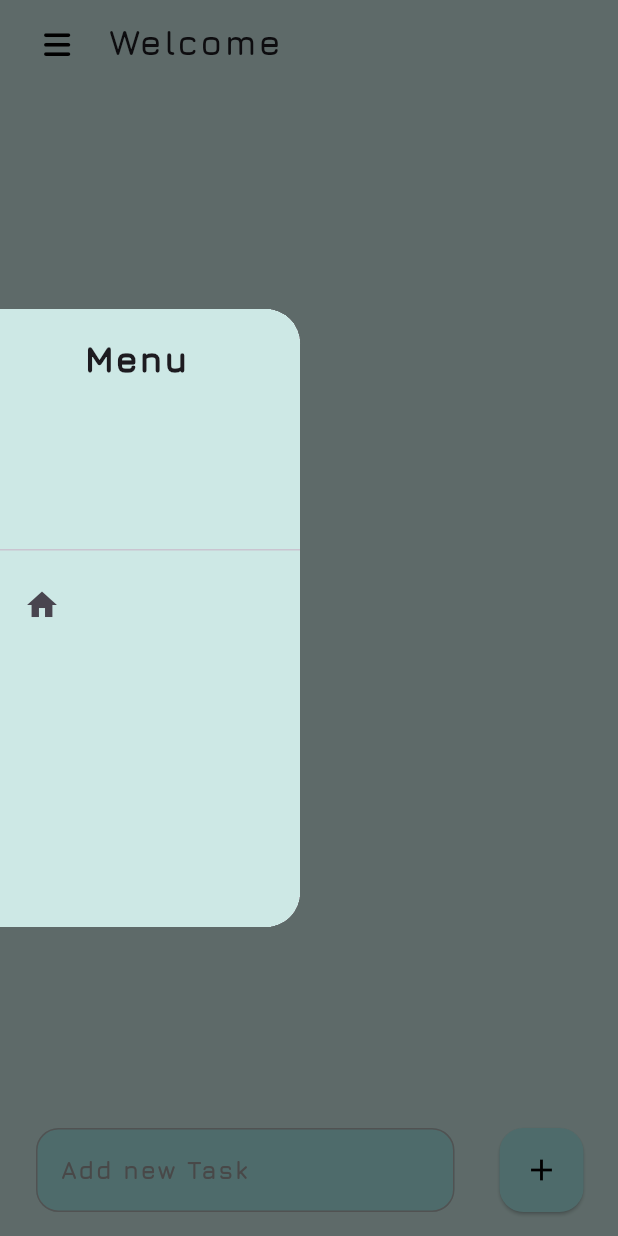
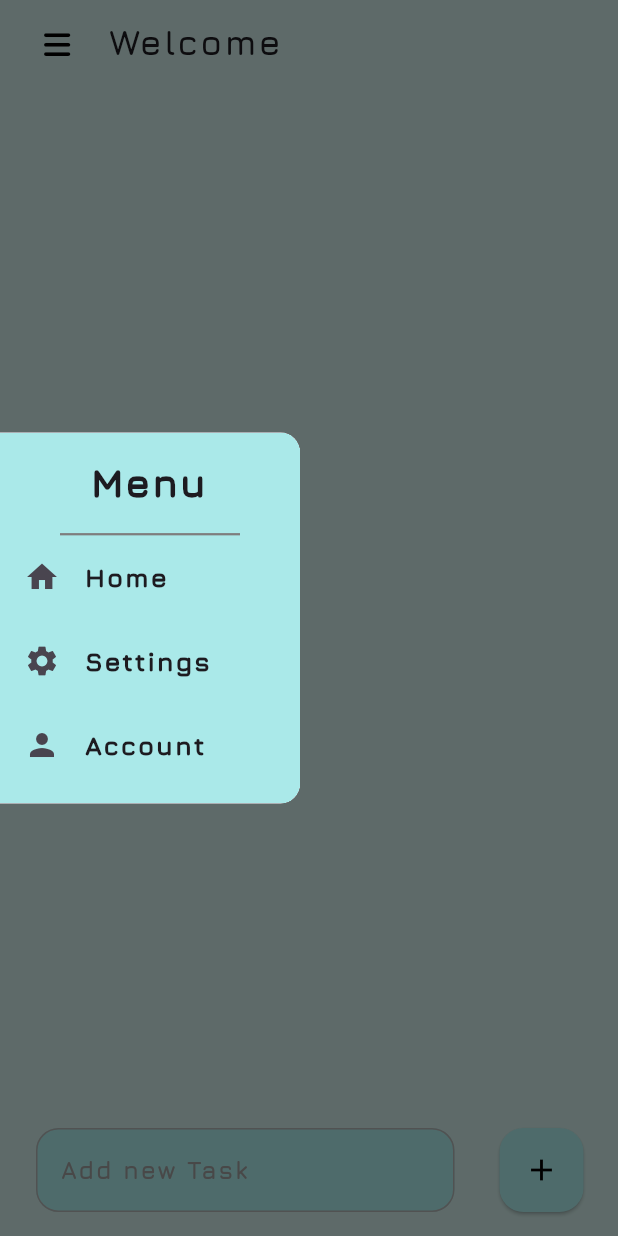
Before and after one commit to Binada-SH/To_Do_Application, a Flutter app: the screen it shows after launch, with the side drawer open, on a phone screen of 412 x 824 dp. Run offline on Flutter 3.47's test engine with Material 3 defaults, Android fonts, the light colour scheme and no system bars; our stand-ins replace flutter_local_notifications, flutter_slidable, font_awesome_flutter, timezone.

Commit message:
Menu drawer Ui header padding removal

```diff
--- a/lib/pages/widgets/menu_drawer.dart
+++ b/lib/pages/widgets/menu_drawer.dart
@@ -1,75 +1,35 @@
 import 'package:flutter/material.dart';
 
 class menuDrawer extends StatelessWidget {
-  const menuDrawer ({super.key});
+  const menuDrawer({super.key});
 
   @override
   Widget build(BuildContext context) {
+    // Get the screen height
     final screenHeight = MediaQuery.of(context).size.height;
-    final draweHeight = screenHeight *0.5;
+
+    // Set the drawer to be 70% of the screen height or any other value you prefer
+    final drawerHeight = screenHeight * 0.3;
 
     return SizedBox(
-      height: draweHeight,
+      height: drawerHeight, // Adjust this value as needed
       child: Drawer(
         width: 200,
         shape: const RoundedRectangleBorder(
-          borderRadius: BorderRadius.only(
-            topRight: Radius.circular(23),
-            bottomRight: Radius.circular(23)
-            ),
-        ),
-
-        child: Container(
-          color: Color(0xFFCDE8E5),
-          child: ListView(
-            padding: EdgeInsets.zero,
-            children: [
-              const DrawerHeader(
-                decoration: BoxDecoration(
-                  color: Color(0xFFCDE8E5),
-                ),
-                child: Padding(
-                  padding: EdgeInsets.only(left: 40),
-                  child: Text(
-                    'Menu',
-                    style: TextStyle(
-                      fontFamily: 'Jura',
-                      fontSize: 23,
-                      fontWeight: FontWeight.w900,
-                      letterSpacing: 1.3,
-                    ),
-                  ),
-                ),
-              ),
-              const ListTile(
-                leading: Icon(Icons.home),
-              )
-            ],
-          ),
-        ),
-
-      ),
-    );
-    return Drawer(
-      width: 200,
-      shape: RoundedRectangleBorder(
           borderRadius: BorderRadius.only(
             topRight: Radius.circular(13),
             bottomRight: Radius.circular(13)
           )
         ),
         child: Container(
-        color: Color(0xFFAAE9E9),
-        child: ListView(
-          padding: EdgeInsets.zero,
+          color: const Color(0xFFAAE9E9),
+          child: Column(
             children: [
-            const DrawerHeader(
-              decoration: BoxDecoration(
-                color: Color(0xFFAAE9E9),
-                ),
-                child: Padding(
-                  padding: EdgeInsets.only(top: 43, left: 40),
-                  child: Text (
+              Container(
+                color: const Color(0xFFAAE9E9),
+                padding: const EdgeInsets.only(top: 15, left: 60, bottom: 15),
+                alignment: Alignment.centerLeft,
+                child: const Text(
                   'Menu',
                   style: TextStyle(
                     fontFamily: 'Jura',
@@ -79,8 +39,18 @@ class menuDrawer extends StatelessWidget {
                   ),
                 ),
               ),
+              Center(
+                child: Container(
+                  width: 120,
+                  height: 1.5,
+                  color: Color.fromARGB(255, 126, 126, 126),
                 ),
-              ListTile (
+              ),
+              Expanded(
+                child: ListView(
+                  padding: EdgeInsets.zero,
+                  children: const [
+                    ListTile(
                       leading: Icon(
                         Icons.home,
                       ),
@@ -93,7 +63,7 @@ class menuDrawer extends StatelessWidget {
                           fontWeight: FontWeight.w900,
                         ),
                       ),
-                onTap: (){},
+                      onTap: null,
                     ),
                     ListTile(
                       leading: Icon(Icons.settings),
@@ -115,13 +85,16 @@ class menuDrawer extends StatelessWidget {
                           fontFamily: 'Jura',
                           letterSpacing: 1.3,
                           fontSize: 17,
-                    fontWeight: FontWeight.w900
+                          fontWeight: FontWeight.w900,
                         ),
                       ),
-              )
-
+                    ),
                   ],
-        )
+                ),
+              ),
+            ],
+          ),
+        ),
       ),
     );
   }
```
Lines whose indentation alone changed are shown as unchanged.
